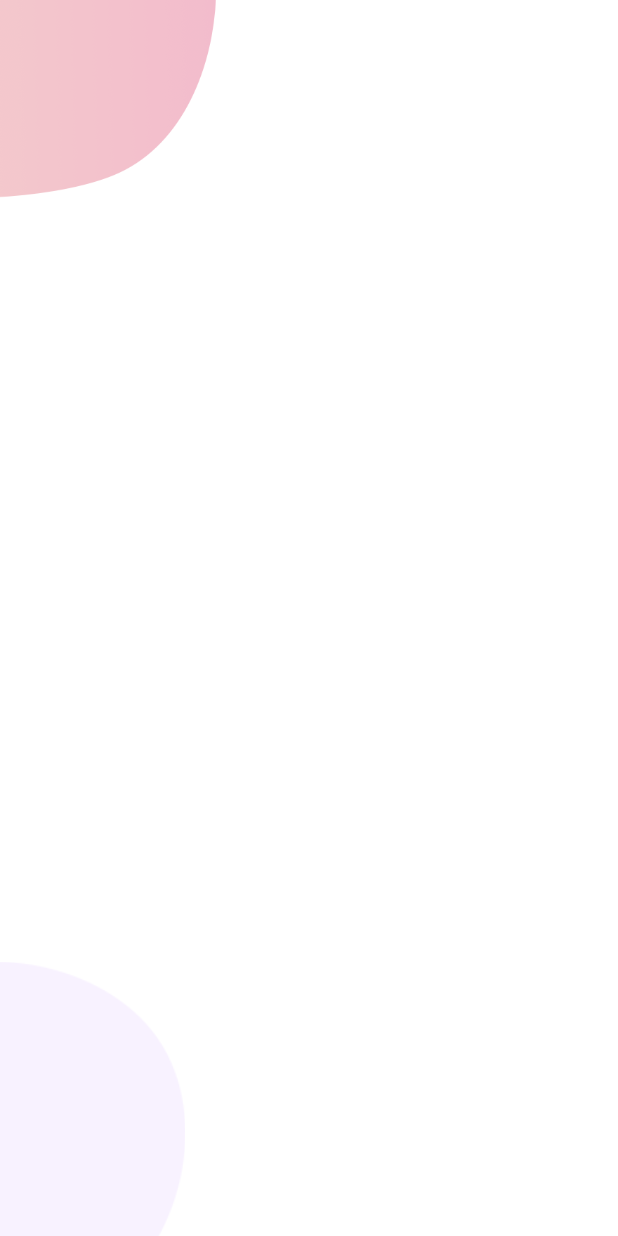
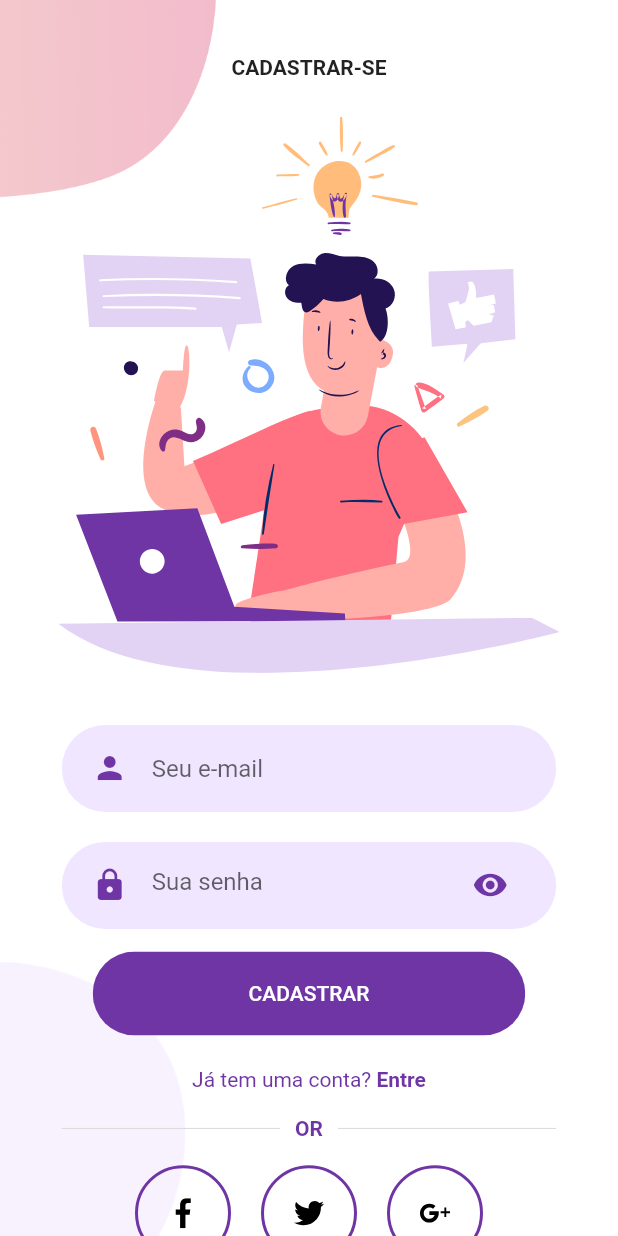
Before and after one commit to gilvanhenriqued/welcome_ui_flutter, a Flutter app: the SignupPage screen opened directly, on a phone screen of 412 x 824 dp. Run offline on Flutter 3.47's test engine with Material 2 defaults, Android fonts, the phone set to English and light mode, and no system bars; our stand-ins replace flutter_svg.

Commit message:
signup page with divider and social icon components

```diff
--- a/lib/components/already_have_an_account_check.dart
+++ b/lib/components/already_have_an_account_check.dart
@@ -15,7 +15,7 @@ class AlreadyHaveAnAccountCheck extends StatelessWidget {
       mainAxisAlignment: MainAxisAlignment.center,
       children: <Widget>[
         Text(
-          login ? 'Não tem uma conta? ' : 'Já tem uma conta?',
+          login ? 'Não tem uma conta? ' : 'Já tem uma conta? ',
           style: TextStyle(
             color: kPrimaryColor,
           ),
--- a/lib/pages/Login/components/body_login.dart
+++ b/lib/pages/Login/components/body_login.dart
@@ -6,6 +6,7 @@ import 'package:welcome_ui_flutter/components/rounded_input.dart';
 import 'package:welcome_ui_flutter/components/rounded_password_input.dart';
 import 'package:welcome_ui_flutter/constants.dart';
 import 'package:welcome_ui_flutter/pages/Login/components/background_login.dart';
+import 'package:welcome_ui_flutter/pages/Signup/signup_page.dart';
 
 class BodyLogin extends StatelessWidget {
   @override
@@ -17,6 +18,7 @@ class BodyLogin extends StatelessWidget {
         child: Column(
           mainAxisAlignment: MainAxisAlignment.center,
           children: <Widget>[
+           SizedBox(height: sizeScreen.height * 0.045),
             Text(
               'LOGIN',
               style: TextStyle(
@@ -50,9 +52,13 @@ class BodyLogin extends StatelessWidget {
             AlreadyHaveAnAccountCheck(
               login: true,
               press: (){
-
+                Navigator.push(
+                  context,
+                  MaterialPageRoute(builder: (_) => SignupPage()),
+                );
               },
-            )
+            ),
+            SizedBox(height: sizeScreen.height * 0.025),
           ],
         ),
       ),
--- a/lib/pages/Signup/components/background_signup.dart
+++ b/lib/pages/Signup/components/background_signup.dart
@@ -1,6 +1,10 @@
 import 'package:flutter/material.dart';
 
 class BackgroundSignup extends StatelessWidget {
+  final Widget child;
+
+  const BackgroundSignup({Key key, this.child}) : super(key: key);
+
   @override
   Widget build(BuildContext context) {
     Size sizeScreen = MediaQuery.of(context).size;
@@ -23,6 +27,7 @@ class BackgroundSignup extends StatelessWidget {
             child: Image.asset('assets/images/main_bottom.png',
             width: sizeScreen.width * 0.3,),
           ),
+          child,
         ],
       ),
     );
--- /dev/null
+++ b/lib/pages/Signup/components/body_signup.dart
@@ -0,0 +1,77 @@
+import 'package:flutter/material.dart';
+import 'package:flutter_svg/flutter_svg.dart';
+import 'package:welcome_ui_flutter/components/already_have_an_account_check.dart';
+import 'package:welcome_ui_flutter/components/rounded_button.dart';
+import 'package:welcome_ui_flutter/components/rounded_input.dart';
+import 'package:welcome_ui_flutter/components/rounded_password_input.dart';
+import 'package:welcome_ui_flutter/pages/Login/login_page.dart';
+import 'package:welcome_ui_flutter/pages/Signup/components/or_divider.dart';
+import 'package:welcome_ui_flutter/pages/Signup/components/social_icon.dart';
+
+class BodySignup extends StatelessWidget {
+  @override
+  Widget build(BuildContext context) {
+    Size sizeScreen = MediaQuery.of(context).size;
+
+    return SingleChildScrollView(
+      child: Column(
+        mainAxisAlignment: MainAxisAlignment.center,
+        children: <Widget>[
+          SizedBox(height: sizeScreen.height * 0.045),
+          Text(
+            'CADASTRAR-SE',
+            style: TextStyle(
+              fontWeight: FontWeight.bold
+            )
+          ),
+          SizedBox(height: sizeScreen.height * 0.03),
+          SvgPicture.asset(
+            'assets/icons/signup.svg',
+            height: sizeScreen.height * 0.45,
+          ),
+          SizedBox(height: sizeScreen.height * 0.03),
+          RoundedInput(
+            hintText: 'Seu e-mail',
+            onChanged: (value){},
+          ),
+          RoundedPasswordInput(
+            onChange: (value){},
+          ),
+          RoundedButton(
+            text: 'CADASTRAR',
+            pressFunction: (){},
+          ),
+          SizedBox(height: sizeScreen.height * 0.02,),
+          AlreadyHaveAnAccountCheck(
+            login: false,
+            press: (){
+              Navigator.push(
+                context,
+                MaterialPageRoute(builder: (_) => LoginPage())
+              );
+            },
+          ),
+          OrDivider(),
+          Row(
+            mainAxisAlignment: MainAxisAlignment.center,
+            children: <Widget>[
+              SocialIcon(
+                iconSrc: 'assets/icons/facebook.svg',
+                press: (){}
+              ),
+              SocialIcon(
+                iconSrc: 'assets/icons/twitter.svg',
+                press: (){}
+              ),
+              SocialIcon(
+                iconSrc: 'assets/icons/google-plus.svg',
+                press: (){}
+              ),
+            ],
+          ),
+          SizedBox(height: sizeScreen.height * 0.025,),
+        ],
+      ),
+    );
+  }
+}
--- /dev/null
+++ b/lib/pages/Signup/components/or_divider.dart
@@ -0,0 +1,40 @@
+import 'package:flutter/material.dart';
+import 'package:welcome_ui_flutter/constants.dart';
+
+class OrDivider extends StatelessWidget {
+  @override
+  Widget build(BuildContext context) {
+    Size sizeScreen = MediaQuery.of(context).size;
+
+    return Container(
+      width: sizeScreen.width * 0.8,
+      margin: EdgeInsets.symmetric(vertical: sizeScreen.height * 0.02),
+      child: Row(
+        children: <Widget>[
+          Expanded(
+            child: Divider(
+              color: Color(0xFFD9D9D9),
+              height: 1.5,
+            ),
+          ),
+          Padding(
+            padding: const EdgeInsets.symmetric(horizontal: 10),
+            child: Text(
+              'OR',
+              style: TextStyle(
+                color: kPrimaryColor,
+                fontWeight: FontWeight.w600,
+              ),
+            ),
+          ),
+          Expanded(
+            child: Divider(
+              color: Color(0xFFD9D9D9),
+              height: 1.5,
+            ),
+          ),
+        ],
+      ),
+    );
+  }
+}
--- /dev/null
+++ b/lib/pages/Signup/components/social_icon.dart
@@ -0,0 +1,33 @@
+import 'package:flutter/material.dart';
+import 'package:flutter_svg/svg.dart';
+import 'package:welcome_ui_flutter/constants.dart';
+
+class SocialIcon extends StatelessWidget {
+  final String iconSrc;
+  final Function press;
+
+  const SocialIcon({Key key, this.iconSrc, this.press}) : super(key: key);
+
+  @override
+  Widget build(BuildContext context) {
+    return GestureDetector(
+      onTap: () => press,
+      child: Container(
+        margin: EdgeInsets.symmetric(horizontal: 10),
+        padding: EdgeInsets.all(20),
+        decoration: BoxDecoration(
+          border: Border.all(
+            color: kPrimaryColor,
+            width: 2
+          ),
+          shape: BoxShape.circle,
+        ),
+        child: SvgPicture.asset(
+          iconSrc,
+          height: 20,
+          width: 20,
+        ),
+      ),
+    );
+  }
+}
--- a/lib/pages/Signup/signup_page.dart
+++ b/lib/pages/Signup/signup_page.dart
@@ -1,13 +1,14 @@
 import 'package:flutter/material.dart';
 import 'package:welcome_ui_flutter/pages/Signup/components/background_signup.dart';
+import 'package:welcome_ui_flutter/pages/Signup/components/body_signup.dart';
 
 class SignupPage extends StatelessWidget {
   @override
   Widget build(BuildContext context) {
-    Size sizeScreen = MediaQuery.of(context).size;
-
     return Scaffold(
-      body: BackgroundSignup(),
+      body: BackgroundSignup(
+        child: BodySignup()
+      ),
     );
   }
 }
--- a/lib/pages/Welcome/components/body.dart
+++ b/lib/pages/Welcome/components/body.dart
@@ -3,6 +3,7 @@ import 'package:flutter_svg/flutter_svg.dart';
 import 'package:welcome_ui_flutter/components/rounded_button.dart';
 import 'package:welcome_ui_flutter/constants.dart';
 import 'package:welcome_ui_flutter/pages/Login/login_page.dart';
+import 'package:welcome_ui_flutter/pages/Signup/signup_page.dart';
 import 'package:welcome_ui_flutter/pages/Welcome/components/background.dart';
 
 class Body extends StatelessWidget {
@@ -46,7 +47,10 @@ class Body extends StatelessWidget {
               color: kPrimaryLightColor,
               textColor: Colors.black,
               pressFunction: (){
-
+                Navigator.push(
+                  context,
+                  MaterialPageRoute(builder: (_) => SignupPage())
+                );
               },
             ),
           ],
```
